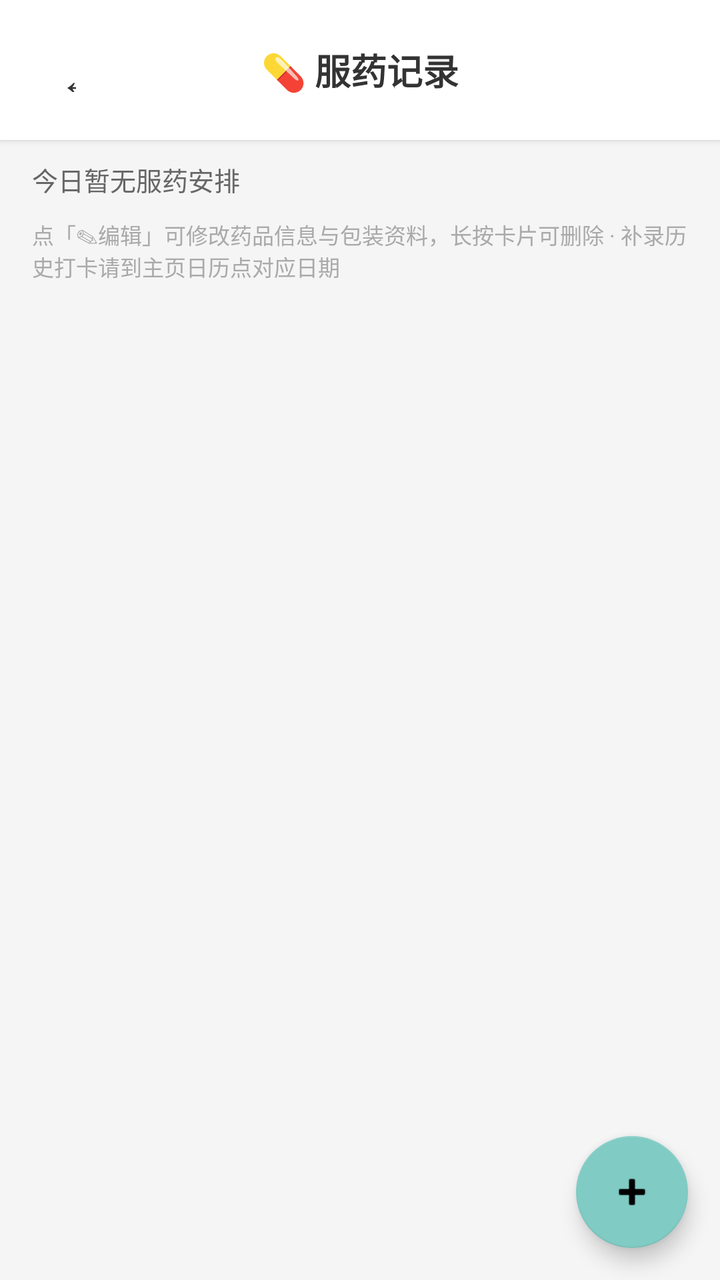
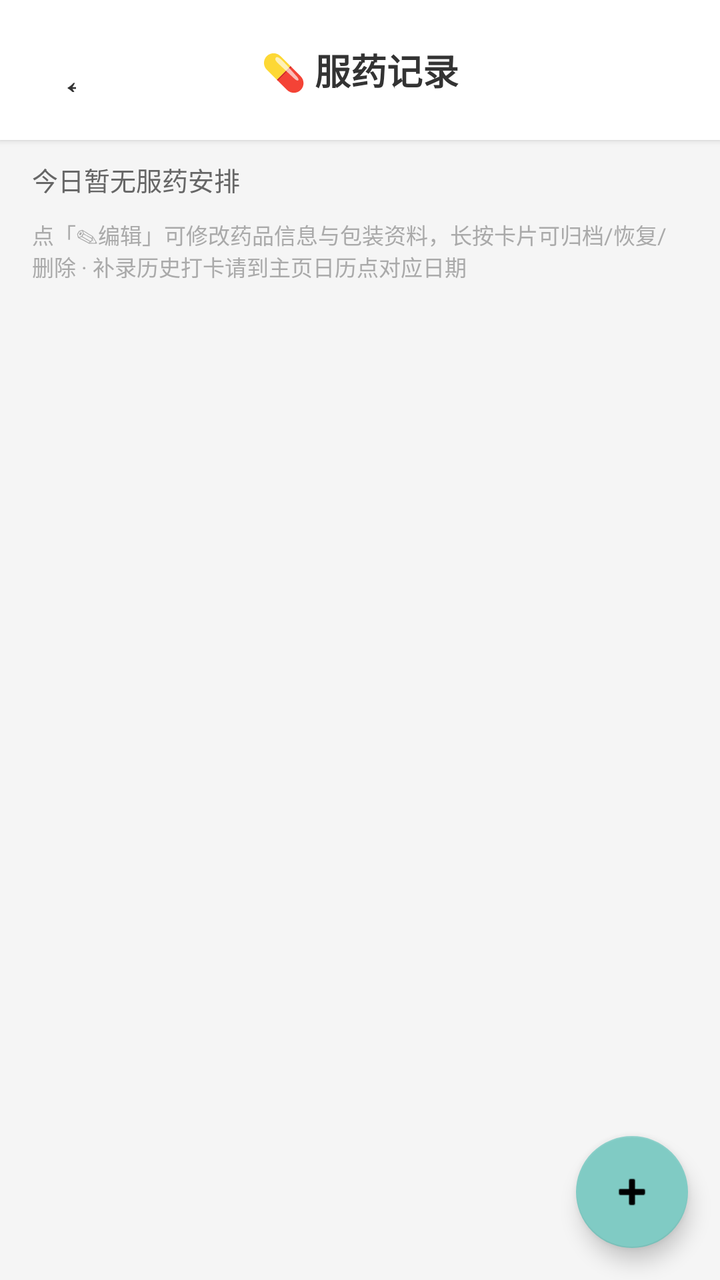

Compare the two renders of this Android layout. The source of the first and the diff that turns it into the second are given below.
<!-- AndroidManifest.xml: application theme Theme.HealthRecorder -->
<!-- res/layout/activity_medication_list.xml -->
<?xml version="1.0" encoding="utf-8"?>
<LinearLayout xmlns:android="http://schemas.android.com/apk/res/android"
    android:layout_width="match_parent"
    android:layout_height="match_parent"
    android:orientation="vertical"
    android:background="#F5F5F5">

    
    <LinearLayout
        android:layout_width="match_parent"
        android:layout_height="wrap_content"
        android:orientation="horizontal"
        android:paddingHorizontal="12dp"
        android:paddingVertical="14dp"
        android:background="#FFFFFF"
        android:elevation="2dp"
        android:gravity="center_vertical">

        <Button
            android:id="@+id/btnBack"
            android:layout_width="42dp"
            android:layout_height="42dp"
            android:text="←"
            android:textSize="22sp"
            android:background="@android:color/transparent"
            android:textColor="#333333"/>

        <TextView
            android:layout_width="0dp"
            android:layout_height="wrap_content"
            android:layout_weight="1"
            android:text="💊 服药记录"
            android:textSize="18sp"
            android:textStyle="bold"
            android:textColor="#333333"
            android:gravity="center"/>

        <View
            android:layout_width="42dp"
            android:layout_height="42dp"/>
    </LinearLayout>

    
    <TextView
        android:id="@+id/tvSummary"
        android:layout_width="match_parent"
        android:layout_height="wrap_content"
        android:paddingHorizontal="16dp"
        android:paddingVertical="10dp"
        android:text="今日暂无服药安排"
        android:textSize="13sp"
        android:textColor="#666666"/>

    
    <TextView
        android:id="@+id/tvHint"
        android:layout_width="match_parent"
        android:layout_height="wrap_content"
        android:paddingHorizontal="16dp"
        android:paddingBottom="10dp"
        android:text="点「✎编辑」可修改药品信息与包装资料，长按卡片可删除 · 补录历史打卡请到主页日历点对应日期"
        android:textSize="11sp"
        android:textColor="#AAAAAA"/>

    
    <ListView
        android:id="@+id/listView"
        android:layout_width="match_parent"
        android:layout_height="0dp"
        android:layout_weight="1"
        android:divider="@android:color/transparent"
        android:dividerHeight="0dp"
        android:clipToPadding="false"
        android:paddingBottom="80dp"/>

    
    <TextView
        android:id="@+id/tvEmpty"
        android:layout_width="match_parent"
        android:layout_height="0dp"
        android:layout_weight="1"
        android:gravity="center"
        android:text="还没有药品档案\n点右下角 + 添加一种药"
        android:textSize="15sp"
        android:textColor="#BBBBBB"
        android:visibility="gone"/>

    
    <com.google.android.material.floatingactionbutton.FloatingActionButton
        android:id="@+id/fabAdd"
        android:layout_width="wrap_content"
        android:layout_height="wrap_content"
        android:layout_gravity="end"
        android:layout_margin="16dp"
        android:src="@android:drawable/ic_input_add"
        android:contentDescription="添加药品"/>
</LinearLayout>
<!-- resources referenced by this layout -->
<resources>
  <style name="Theme.HealthRecorder" parent="Theme.MaterialComponents.Light.DarkActionBar">
          
          <item name="colorPrimary">@color/purple_500</item>
          <item name="colorPrimaryVariant">@color/purple_700</item>
          <item name="colorOnPrimary">@color/white</item>
          
          
          <item name="colorSecondary">@color/teal_200</item>
          <item name="colorSecondaryVariant">@color/teal_700</item>
          <item name="colorOnSecondary">@color/black</item>
          
          
          <item name="android:statusBarColor">?attr/colorPrimaryVariant</item>
          
          
      </style>
  <color name="purple_500">#9C27B0</color>
  <color name="purple_700">#7B1FA2</color>
  <color name="white">#FFFFFF</color>
  <color name="teal_200">#80CBC4</color>
  <color name="teal_700">#00796B</color>
  <color name="black">#000000</color>
</resources>

<!-- the commit's change to res/layout/activity_medication_list.xml (unified diff, before → after) -->
@@ -58,9 +58,21 @@
         android:layout_height="wrap_content"
         android:paddingHorizontal="16dp"
         android:paddingBottom="10dp"
-        android:text="点「✎编辑」可修改药品信息与包装资料，长按卡片可删除 · 补录历史打卡请到主页日历点对应日期"
+        android:text="点「✎编辑」可修改药品信息与包装资料，长按卡片可归档/恢复/删除 · 补录历史打卡请到主页日历点对应日期"
         android:textSize="11sp"
         android:textColor="#AAAAAA"/>
+
+    
+    <TextView
+        android:id="@+id/tvArchivedToggle"
+        android:layout_width="match_parent"
+        android:layout_height="wrap_content"
+        android:paddingHorizontal="16dp"
+        android:paddingBottom="6dp"
+        android:text="已归档（0）▸ 点击展开"
+        android:textSize="12sp"
+        android:textColor="#2196F3"
+        android:visibility="gone"/>
 
     
     <ListView
